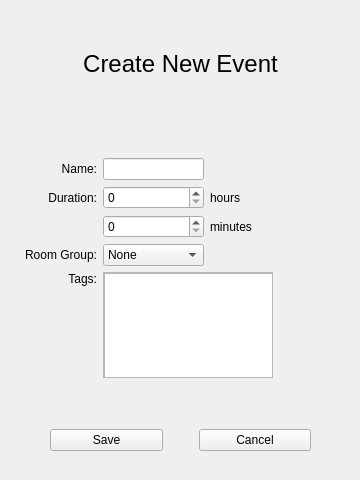
Old version of the form ui_design/EventCreateWindow.ui in the repository baklesis/MasterPlan.
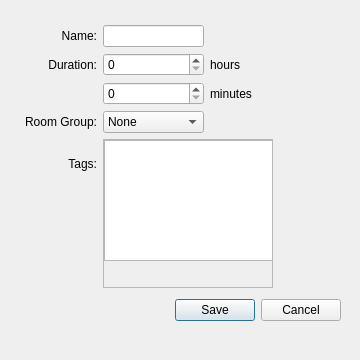
New version of the form.

Commit message: Updated EventListWindow.py added RoomGroup list functionality to EventCreateWindow plus some corrections to global_vars.py and added functions in data_classes

```diff
--- a/ui_design/EventCreateWindow.ui
+++ b/ui_design/EventCreateWindow.ui
@@ -1,7 +1,7 @@
 <?xml version="1.0" encoding="UTF-8"?>
 <ui version="4.0">
  <class>EventCreateWindow</class>
- <widget class="QMainWindow" name="EventCreateWindow">
+ <widget class="QDialog" name="EventCreateWindow">
   <property name="windowModality">
    <enum>Qt::ApplicationModal</enum>
   </property>
@@ -10,7 +10,7 @@
     <x>0</x>
     <y>0</y>
     <width>360</width>
-    <height>480</height>
+    <height>360</height>
    </rect>
   </property>
   <property name="sizePolicy">
@@ -22,63 +22,31 @@
   <property name="minimumSize">
    <size>
     <width>360</width>
-    <height>480</height>
+    <height>360</height>
    </size>
   </property>
   <property name="maximumSize">
    <size>
     <width>360</width>
-    <height>480</height>
+    <height>360</height>
    </size>
   </property>
   <property name="windowTitle">
    <string>MainView</string>
   </property>
-  <widget class="QWidget" name="centralwidget">
    <widget class="QWidget" name="verticalLayoutWidget">
     <property name="geometry">
      <rect>
       <x>20</x>
       <y>20</y>
       <width>321</width>
-      <height>441</height>
+     <height>311</height>
      </rect>
     </property>
     <layout class="QVBoxLayout" name="verticalLayout">
      <property name="bottomMargin">
       <number>10</number>
      </property>
-     <item>
-      <widget class="QLabel" name="TitleWindow">
-       <property name="font">
-        <font>
-         <pointsize>18</pointsize>
-        </font>
-       </property>
-       <property name="text">
-        <string>Create New Event</string>
-       </property>
-       <property name="alignment">
-        <set>Qt::AlignCenter</set>
-       </property>
-      </widget>
-     </item>
-     <item>
-      <spacer name="verticalSpacer">
-       <property name="orientation">
-        <enum>Qt::Vertical</enum>
-       </property>
-       <property name="sizeType">
-        <enum>QSizePolicy::Maximum</enum>
-       </property>
-       <property name="sizeHint" stdset="0">
-        <size>
-         <width>20</width>
-         <height>40</height>
-        </size>
-       </property>
-      </spacer>
-     </item>
      <item>
       <layout class="QGridLayout" name="gridLayout">
        <property name="sizeConstraint">
@@ -226,8 +194,8 @@
            <rect>
             <x>0</x>
             <y>0</y>
-            <width>159</width>
-            <height>114</height>
+           <width>154</width>
+           <height>119</height>
            </rect>
           </property>
           <widget class="QListWidget" name="ListTags">
@@ -262,89 +230,13 @@
       </layout>
      </item>
      <item>
-      <spacer name="verticalSpacer_2">
-       <property name="orientation">
-        <enum>Qt::Vertical</enum>
-       </property>
-       <property name="sizeType">
-        <enum>QSizePolicy::Maximum</enum>
-       </property>
-       <property name="sizeHint" stdset="0">
-        <size>
-         <width>20</width>
-         <height>40</height>
-        </size>
-       </property>
-      </spacer>
-     </item>
-     <item>
-      <layout class="QHBoxLayout" name="horizontalLayout_2">
-       <item>
-        <spacer name="horizontalSpacer_4">
-         <property name="orientation">
-          <enum>Qt::Horizontal</enum>
-         </property>
-         <property name="sizeType">
-          <enum>QSizePolicy::Maximum</enum>
-         </property>
-         <property name="sizeHint" stdset="0">
-          <size>
-           <width>30</width>
-           <height>20</height>
-          </size>
-         </property>
-        </spacer>
-       </item>
-       <item>
-        <widget class="QPushButton" name="ButtonSave">
-         <property name="text">
-          <string>Save</string>
-         </property>
-        </widget>
-       </item>
-       <item>
-        <spacer name="horizontalSpacer_3">
-         <property name="orientation">
-          <enum>Qt::Horizontal</enum>
-         </property>
-         <property name="sizeType">
-          <enum>QSizePolicy::Maximum</enum>
-         </property>
-         <property name="sizeHint" stdset="0">
-          <size>
-           <width>30</width>
-           <height>20</height>
-          </size>
-         </property>
-        </spacer>
-       </item>
-       <item>
-        <widget class="QPushButton" name="ButtonCancel">
-         <property name="text">
-          <string>Cancel</string>
-         </property>
-        </widget>
-       </item>
-       <item>
-        <spacer name="horizontalSpacer_5">
-         <property name="orientation">
-          <enum>Qt::Horizontal</enum>
-         </property>
-         <property name="sizeType">
-          <enum>QSizePolicy::Maximum</enum>
-         </property>
-         <property name="sizeHint" stdset="0">
-          <size>
-           <width>30</width>
-           <height>20</height>
-          </size>
-         </property>
-        </spacer>
-       </item>
-      </layout>
-     </item>
-    </layout>
-   </widget>
+     <widget class="QDialogButtonBox" name="buttonBox">
+      <property name="standardButtons">
+       <set>QDialogButtonBox::Cancel|QDialogButtonBox::Save</set>
+      </property>
+     </widget>
+    </item>
+   </layout>
   </widget>
  </widget>
  <resources/>
```
Left out of the diff: 4 changed lines with no effect on the pictures. Lines whose indentation alone changed are shown as unchanged. The commit also changes 8 other files.
